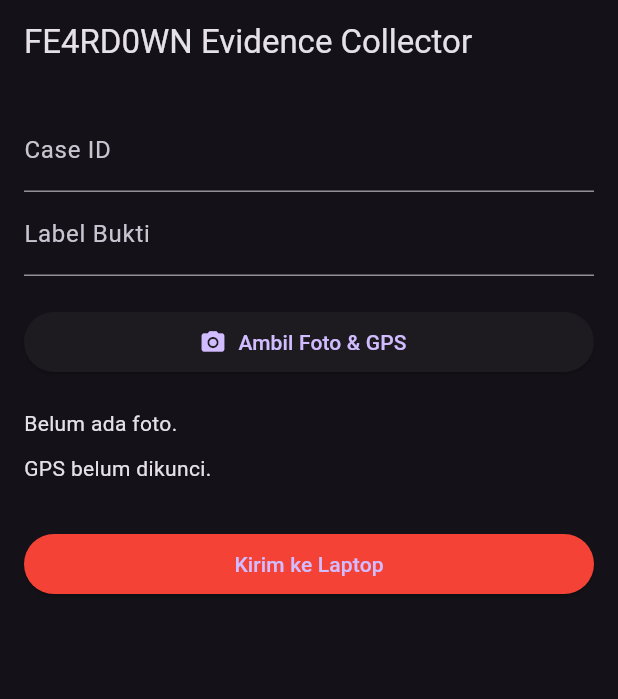
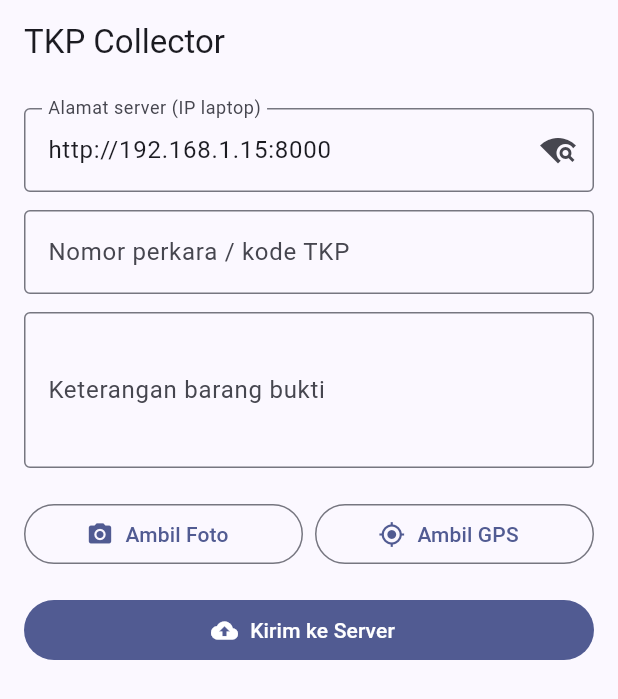
Before and after one commit to aamutakaliman-gif/TKP-app, a Flutter app: the screen it shows after launch, on a phone screen of 412 x 824 dp. Shown: the top 699 px of the screen. Run offline on Flutter 3.47's test engine with Material 3 defaults, Android fonts, the phone set to English and light mode, and no system bars; our stand-ins replace geolocator, image_picker, shared_preferences.

Commit message:
Ganti dengan proyek Flutter lengkap yang bisa di-build
- Proyek Android lengkap (Gradle, MainActivity, resource) dari flutter create
- AndroidManifest: izin INTERNET, lokasi, dan cleartext HTTP
- Alamat server bisa diatur di aplikasi, tombol tes koneksi
- Server FastAPI penerima barang bukti + metadata SHA-256
- Workflow build APK memakai Java 17 + Flutter stable

Co-Authored-By: Claude Opus 5.5 <noreply@anthropic.com>
Claude-Session: https://claude.ai/code/session_016HjNHSoVhedG5dSxvxZt89

```diff
--- a/lib/main.dart
+++ b/lib/main.dart
@@ -1,115 +1,252 @@
 import 'dart:io';
+
 import 'package:flutter/material.dart';
-import 'package:image_picker/image_picker.dart';
 import 'package:geolocator/geolocator.dart';
 import 'package:http/http.dart' as http;
+import 'package:image_picker/image_picker.dart';
+import 'package:shared_preferences/shared_preferences.dart';
 
-void main() => runApp(const TKPCollectorApp());
+void main() => runApp(const TkpApp());
 
-class TKPCollectorApp extends StatelessWidget {
-  const TKPCollectorApp({Key? key}) : super(key: key);
+class TkpApp extends StatelessWidget {
+  const TkpApp({super.key});
 
   @override
   Widget build(BuildContext context) {
     return MaterialApp(
-      title: 'FE4RD0WN TKP Collector',
-      theme: ThemeData.dark(),
-      home: const TKPHomeScreen(),
+      title: 'TKP Collector',
+      theme: ThemeData(colorSchemeSeed: Colors.indigo, useMaterial3: true),
+      home: const CollectorPage(),
     );
   }
 }
 
-class TKPHomeScreen extends StatefulWidget {
-  const TKPHomeScreen({Key? key}) : super(key: key);
+class CollectorPage extends StatefulWidget {
+  const CollectorPage({super.key});
 
   @override
-  _TKPHomeScreenState createState() => _TKPHomeScreenState();
+  State<CollectorPage> createState() => _CollectorPageState();
 }
 
-class _TKPHomeScreenState extends State<TKPHomeScreen> {
-  final TextEditingController _caseIdController = TextEditingController();
-  final TextEditingController _labelController = TextEditingController();
-  File? _imageFile;
-  Position? _currentPosition;
-  bool _isUploading = false;
-  final ImagePicker _picker = ImagePicker();
+class _CollectorPageState extends State<CollectorPage> {
+  final _serverCtrl = TextEditingController(text: 'http://192.168.1.15:8000');
+  final _caseCtrl = TextEditingController();
+  final _noteCtrl = TextEditingController();
 
-  Future<void> _getCurrentLocation() async {
-    bool serviceEnabled = await Geolocator.isLocationServiceEnabled();
-    if (!serviceEnabled) return;
-    LocationPermission permission = await Geolocator.checkPermission();
-    if (permission == LocationPermission.denied) {
-      permission = await Geolocator.requestPermission();
-      if (permission == LocationPermission.denied) return;
-    }
-    Position position = await Geolocator.getCurrentPosition(desiredAccuracy: LocationAccuracy.high);
-    setState(() { _currentPosition = position; });
+  File? _photo;
+  Position? _position;
+  bool _busy = false;
+  String _status = '';
+
+  @override
+  void initState() {
+    super.initState();
+    SharedPreferences.getInstance().then((p) {
+      final saved = p.getString('server');
+      if (saved != null) setState(() => _serverCtrl.text = saved);
+    });
   }
 
-  Future<void> _pickImage() async {
-    final XFile? pickedFile = await _picker.pickImage(source: ImageSource.camera);
-    if (pickedFile != null) {
-      setState(() { _imageFile = File(pickedFile.path); });
-      await _getCurrentLocation();
+  @override
+  void dispose() {
+    _serverCtrl.dispose();
+    _caseCtrl.dispose();
+    _noteCtrl.dispose();
+    super.dispose();
+  }
+
+  String get _server => _serverCtrl.text.trim().replaceAll(RegExp(r'/+$'), '');
+
+  void _setStatus(String s) => setState(() => _status = s);
+
+  Future<void> _saveServer() async {
+    final p = await SharedPreferences.getInstance();
+    await p.setString('server', _server);
+  }
+
+  Future<void> _testConnection() async {
+    await _saveServer();
+    _setStatus('Mengecek server...');
+    try {
+      final res = await http
+          .get(Uri.parse('$_server/api/health'))
+          .timeout(const Duration(seconds: 5));
+      _setStatus(res.statusCode == 200
+          ? 'Server terhubung ✓'
+          : 'Server menjawab kode ${res.statusCode}');
+    } catch (e) {
+      _setStatus('Tidak bisa terhubung: $e\n'
+          'Cek: HP & laptop satu Wi-Fi, IP benar, server jalan, firewall port 8000.');
     }
   }
 
-  Future<void> _uploadData() async {
-    if (_imageFile == null || _currentPosition == null || _caseIdController.text.isEmpty) {
-      ScaffoldMessenger.of(context).showSnackBar(
-        const SnackBar(content: Text('Lengkapi Case ID, Foto, dan GPS dulu, bajingan!')),
-      );
+  Future<void> _takePhoto() async {
+    final picked = await ImagePicker()
+        .pickImage(source: ImageSource.camera, imageQuality: 90);
+    if (picked != null) setState(() => _photo = File(picked.path));
+  }
+
+  Future<void> _getLocation() async {
+    _setStatus('Mengambil lokasi GPS...');
+    try {
+      if (!await Geolocator.isLocationServiceEnabled()) {
+        _setStatus('GPS mati. Nyalakan Lokasi di HP.');
         return;
       }
-    setState(() { _isUploading = true; });
+      var perm = await Geolocator.checkPermission();
+      if (perm == LocationPermission.denied) {
+        perm = await Geolocator.requestPermission();
+      }
+      if (perm == LocationPermission.denied ||
+          perm == LocationPermission.deniedForever) {
+        _setStatus('Izin lokasi ditolak. Izinkan di Pengaturan > Aplikasi.');
+        return;
+      }
+      final pos = await Geolocator.getCurrentPosition(
+        locationSettings: const LocationSettings(
+          accuracy: LocationAccuracy.high,
+          timeLimit: Duration(seconds: 30),
+        ),
+      );
+      setState(() => _position = pos);
+      _setStatus('Lokasi didapat (akurasi ±${pos.accuracy.toStringAsFixed(0)} m)');
+    } catch (e) {
+      _setStatus('Gagal ambil lokasi: $e');
+    }
+  }
 
-    // Ganti IP di bawah ini dengan IP Laptop Server lu yang aktif!
-    var uri = Uri.parse('http://192.168.1.50:8000/api/upload_evidence');
-    var request = http.MultipartRequest('POST', uri)
-      ..fields['case_id'] = _caseIdController.text
-      ..fields['label'] = _labelController.text.isEmpty ? 'Unlabeled' : _labelController.text
-      ..fields['latitude'] = _currentPosition!.latitude.toString()
-      ..fields['longitude'] = _currentPosition!.longitude.toString()
-      ..files.add(await http.MultipartFile.fromPath('file', _imageFile!.path));
-
-    var response = await request.send();
-    setState(() { _isUploading = false; });
-
-    if (response.statusCode == 200) {
-      ScaffoldMessenger.of(context).showSnackBar(
-        const SnackBar(content: Text('Data Bukti Berhasil Dikirim ke Laptop Pusat!')),
-      );
+  Future<void> _upload() async {
+    if (_caseCtrl.text.trim().isEmpty) {
+      _setStatus('Isi nomor perkara dulu.');
+      return;
+    }
+    if (_photo == null) {
+      _setStatus('Ambil foto dulu.');
+      return;
+    }
+    await _saveServer();
     setState(() {
-        _imageFile = null;
-        _labelController.clear();
+      _busy = true;
+      _status = 'Mengirim...';
     });
+    try {
+      final req = http.MultipartRequest(
+          'POST', Uri.parse('$_server/api/upload_evidence'))
+        ..fields['case_id'] = _caseCtrl.text.trim()
+        ..fields['label'] = _noteCtrl.text.trim()
+        ..fields['captured_at'] = DateTime.now().toUtc().toIso8601String()
+        ..files.add(await http.MultipartFile.fromPath('file', _photo!.path));
+      final pos = _position;
+      if (pos != null) {
+        req.fields['latitude'] = pos.latitude.toString();
+        req.fields['longitude'] = pos.longitude.toString();
+        req.fields['accuracy'] = pos.accuracy.toString();
+      }
+      final res = await http.Response.fromStream(
+          await req.send().timeout(const Duration(seconds: 60)));
+      if (res.statusCode == 200) {
+        setState(() {
+          _photo = null;
+          _position = null;
+          _noteCtrl.clear();
+        });
+        _setStatus('Terkirim ✓\n${res.body}');
       } else {
-      ScaffoldMessenger.of(context).showSnackBar(
-        const SnackBar(content: Text('Gagal kirim data, cek server laptop!')),
-      );
+        _setStatus('Gagal (${res.statusCode}): ${res.body}');
+      }
+    } catch (e) {
+      _setStatus('Gagal kirim: $e');
+    } finally {
+      setState(() => _busy = false);
     }
   }
 
   @override
   Widget build(BuildContext context) {
+    final pos = _position;
     return Scaffold(
-      appBar: AppBar(title: const Text('FE4RD0WN Evidence Collector')),
-      body: Padding(
-        padding: const EdgeInsets.all(16.0),
-        child: ListView(
+      appBar: AppBar(title: const Text('TKP Collector')),
+      body: ListView(
+        padding: const EdgeInsets.all(16),
         children: [
-            TextField(controller: _caseIdController, decoration: const InputDecoration(labelText: 'Case ID')),
-            TextField(controller: _labelController, decoration: const InputDecoration(labelText: 'Label Bukti')),
-            const SizedBox(height: 20),
-            ElevatedButton.icon(onPressed: _pickImage, icon: const Icon(Icons.camera_alt), label: const Text('Ambil Foto & GPS')),
-            const SizedBox(height: 20),
-            _imageFile != null ? Image.file(_imageFile!, height: 200) : const Text('Belum ada foto.'),
-            const SizedBox(height: 10),
-            _currentPosition != null ? Text('GPS: ${_currentPosition!.latitude}, ${_currentPosition!.longitude}') : const Text('GPS belum dikunci.'),
-            const SizedBox(height: 30),
-            _isUploading ? const Center(child: CircularProgressIndicator()) : ElevatedButton(style: ElevatedButton.styleFrom(backgroundColor: Colors.red), onPressed: _uploadData, document: null, child: const Text('Kirim ke Laptop')),
+          TextField(
+            controller: _serverCtrl,
+            keyboardType: TextInputType.url,
+            decoration: InputDecoration(
+              labelText: 'Alamat server (IP laptop)',
+              border: const OutlineInputBorder(),
+              suffixIcon: IconButton(
+                icon: const Icon(Icons.wifi_find),
+                tooltip: 'Tes koneksi',
+                onPressed: _busy ? null : _testConnection,
+              ),
+            ),
+          ),
+          const SizedBox(height: 12),
+          TextField(
+            controller: _caseCtrl,
+            decoration: const InputDecoration(
+              labelText: 'Nomor perkara / kode TKP',
+              border: OutlineInputBorder(),
+            ),
+          ),
+          const SizedBox(height: 12),
+          TextField(
+            controller: _noteCtrl,
+            maxLines: 3,
+            decoration: const InputDecoration(
+              labelText: 'Keterangan barang bukti',
+              border: OutlineInputBorder(),
+            ),
+          ),
+          const SizedBox(height: 12),
+          if (_photo != null)
+            ClipRRect(
+              borderRadius: BorderRadius.circular(8),
+              child: Image.file(_photo!, height: 240, fit: BoxFit.cover),
+            ),
+          const SizedBox(height: 8),
+          Row(
+            children: [
+              Expanded(
+                child: OutlinedButton.icon(
+                  onPressed: _busy ? null : _takePhoto,
+                  icon: const Icon(Icons.camera_alt),
+                  label: Text(_photo == null ? 'Ambil Foto' : 'Foto Ulang'),
+                ),
+              ),
+              const SizedBox(width: 8),
+              Expanded(
+                child: OutlinedButton.icon(
+                  onPressed: _busy ? null : _getLocation,
+                  icon: const Icon(Icons.my_location),
+                  label: const Text('Ambil GPS'),
+                ),
+              ),
             ],
           ),
+          if (pos != null)
+            Padding(
+              padding: const EdgeInsets.only(top: 8),
+              child: Text(
+                  'Lat ${pos.latitude.toStringAsFixed(6)}, '
+                  'Lng ${pos.longitude.toStringAsFixed(6)} '
+                  '(±${pos.accuracy.toStringAsFixed(0)} m)'),
+            ),
+          const SizedBox(height: 16),
+          FilledButton.icon(
+            onPressed: _busy ? null : _upload,
+            icon: _busy
+                ? const SizedBox(
+                    width: 18,
+                    height: 18,
+                    child: CircularProgressIndicator(strokeWidth: 2))
+                : const Icon(Icons.cloud_upload),
+            label: const Text('Kirim ke Server'),
+          ),
+          const SizedBox(height: 16),
+          Text(_status),
+        ],
       ),
     );
   }
```
Also changed, not shown: analysis_options.yaml (added, +33 -0 lines), pubspec.yaml (+82 -6 lines), pubspec.lock (added), 29 other files. Lines whose indentation alone changed are shown as unchanged.
